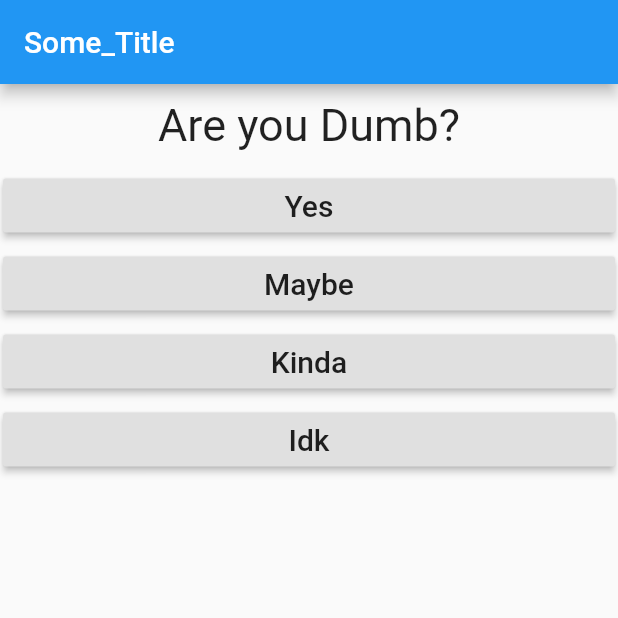
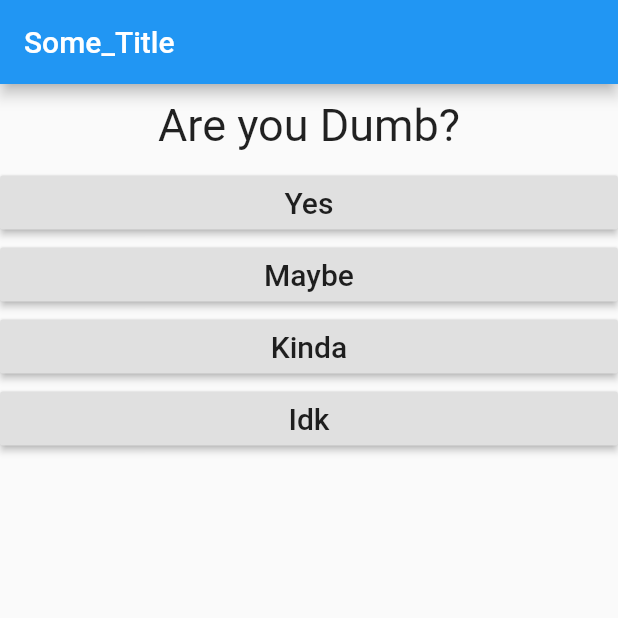
Before and after one commit to NEONSOLISALPHA/udemy-quiz-app, a Flutter app: the screen it shows after launch, on a phone screen of 412 x 824 dp, the top half of it. Run offline on Flutter 3.47's test engine with Material 2 defaults, Android fonts, the phone set to English and light mode, and no system bars.

Commit message:
removed margin on AnswerButton

```diff
--- a/lib/answer_button.dart
+++ b/lib/answer_button.dart
@@ -10,7 +10,6 @@ class AnswerButton extends StatelessWidget {
   Widget build(BuildContext context) {
     return Container(
       width: double.infinity,
-      margin: EdgeInsets.all(2),
       child: RaisedButton(
         child: Text(
           buttonText,
```
